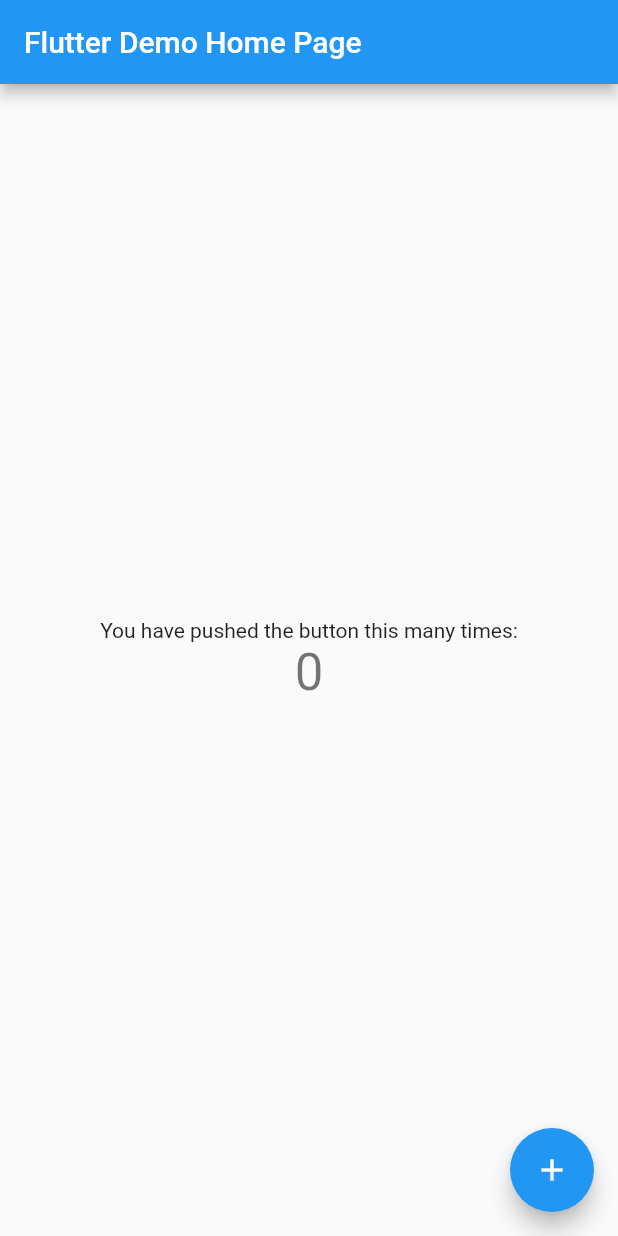
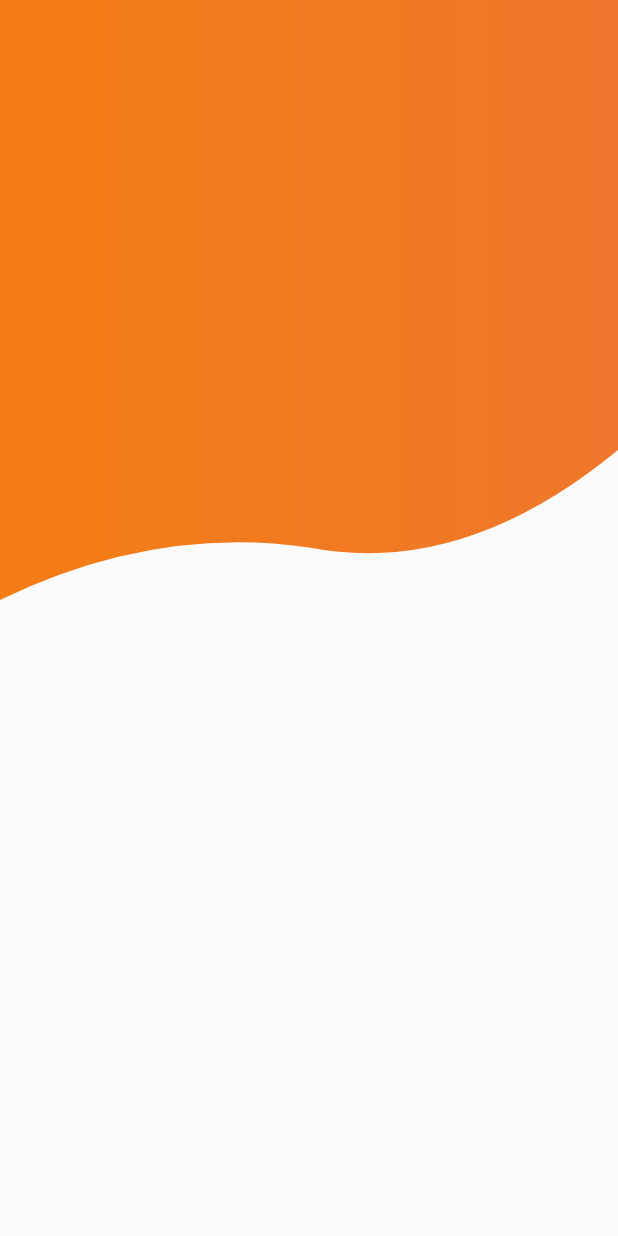
Before and after one commit to FlorianBouron/flight-list-app, a Flutter app: the screen it shows after launch, on a phone screen of 412 x 824 dp. Run offline on Flutter 3.47's test engine with Material 2 defaults, Android fonts, the phone set to English and light mode, and no system bars.

Commit message:
Add Home screen top with custom shape clipper

```diff
--- a/lib/main.dart
+++ b/lib/main.dart
@@ -1,111 +1,15 @@
 import 'package:flutter/material.dart';
+
+import './screens/home_screen.dart';
 
 void main() => runApp(MyApp());
 
 class MyApp extends StatelessWidget {
-  // This widget is the root of your application.
   @override
   Widget build(BuildContext context) {
     return MaterialApp(
-      title: 'Flutter Demo',
-      theme: ThemeData(
-        // This is the theme of your application.
-        //
-        // Try running your application with "flutter run". You'll see the
-        // application has a blue toolbar. Then, without quitting the app, try
-        // changing the primarySwatch below to Colors.green and then invoke
-        // "hot reload" (press "r" in the console where you ran "flutter run",
-        // or simply save your changes to "hot reload" in a Flutter IDE).
-        // Notice that the counter didn't reset back to zero; the application
-        // is not restarted.
-        primarySwatch: Colors.blue,
-      ),
-      home: MyHomePage(title: 'Flutter Demo Home Page'),
+      title: 'Flight List',
+      home: HomeScreen(),
     );
   }
 }
-
-class MyHomePage extends StatefulWidget {
-  MyHomePage({Key key, this.title}) : super(key: key);
-
-  // This widget is the home page of your application. It is stateful, meaning
-  // that it has a State object (defined below) that contains fields that affect
-  // how it looks.
-
-  // This class is the configuration for the state. It holds the values (in this
-  // case the title) provided by the parent (in this case the App widget) and
-  // used by the build method of the State. Fields in a Widget subclass are
-  // always marked "final".
-
-  final String title;
-
-  @override
-  _MyHomePageState createState() => _MyHomePageState();
-}
-
-class _MyHomePageState extends State<MyHomePage> {
-  int _counter = 0;
-
-  void _incrementCounter() {
-    setState(() {
-      // This call to setState tells the Flutter framework that something has
-      // changed in this State, which causes it to rerun the build method below
-      // so that the display can reflect the updated values. If we changed
-      // _counter without calling setState(), then the build method would not be
-      // called again, and so nothing would appear to happen.
-      _counter++;
-    });
-  }
-
-  @override
-  Widget build(BuildContext context) {
-    // This method is rerun every time setState is called, for instance as done
-    // by the _incrementCounter method above.
-    //
-    // The Flutter framework has been optimized to make rerunning build methods
-    // fast, so that you can just rebuild anything that needs updating rather
-    // than having to individually change instances of widgets.
-    return Scaffold(
-      appBar: AppBar(
-        // Here we take the value from the MyHomePage object that was created by
-        // the App.build method, and use it to set our appbar title.
-        title: Text(widget.title),
-      ),
-      body: Center(
-        // Center is a layout widget. It takes a single child and positions it
-        // in the middle of the parent.
-        child: Column(
-          // Column is also a layout widget. It takes a list of children and
-          // arranges them vertically. By default, it sizes itself to fit its
-          // children horizontally, and tries to be as tall as its parent.
-          //
-          // Invoke "debug painting" (press "p" in the console, choose the
-          // "Toggle Debug Paint" action from the Flutter Inspector in Android
-          // Studio, or the "Toggle Debug Paint" command in Visual Studio Code)
-          // to see the wireframe for each widget.
-          //
-          // Column has various properties to control how it sizes itself and
-          // how it positions its children. Here we use mainAxisAlignment to
-          // center the children vertically; the main axis here is the vertical
-          // axis because Columns are vertical (the cross axis would be
-          // horizontal).
-          mainAxisAlignment: MainAxisAlignment.center,
-          children: <Widget>[
-            Text(
-              'You have pushed the button this many times:',
-            ),
-            Text(
-              '$_counter',
-              style: Theme.of(context).textTheme.display1,
-            ),
-          ],
-        ),
-      ),
-      floatingActionButton: FloatingActionButton(
-        onPressed: _incrementCounter,
-        tooltip: 'Increment',
-        child: Icon(Icons.add),
-      ), // This trailing comma makes auto-formatting nicer for build methods.
-    );
-  }
-}
--- /dev/null
+++ b/lib/screens/home_screen.dart
@@ -0,0 +1,16 @@
+import 'package:flutter/material.dart';
+
+import '../screens/home_screen_top.dart';
+
+class HomeScreen extends StatelessWidget {
+  @override
+  Widget build(BuildContext context) {
+    return Scaffold(
+      body: Column(
+        children: <Widget>[
+          HomeScreenTop(),
+        ],
+      ),
+    );
+  }
+}
--- /dev/null
+++ b/lib/screens/home_screen_top.dart
@@ -0,0 +1,33 @@
+import 'package:flight_list_app/style.dart';
+import "package:flutter/material.dart";
+
+import '../widgets/custom_shape_clipper.dart';
+
+class HomeScreenTop extends StatefulWidget {
+  @override
+  _HomeScreenTopState createState() => _HomeScreenTopState();
+}
+
+class _HomeScreenTopState extends State<HomeScreenTop> {
+  @override
+  Widget build(BuildContext context) {
+    return Stack(
+      children: <Widget>[
+        ClipPath(
+          clipper: CustomShapeClipper(),
+          child: Container(
+            height: 400,
+            decoration: BoxDecoration(
+              gradient: LinearGradient(
+                colors: <Color>[
+                  AppTheme.firstColor,
+                  AppTheme.secondColor,
+                ],
+              ),
+            ),
+          ),
+        ),
+      ],
+    );
+  }
+}
--- /dev/null
+++ b/lib/style.dart
@@ -0,0 +1,7 @@
+import 'package:flutter/material.dart';
+
+class AppTheme {
+  static const Color primaryColor = Color(0xFFF3791A);
+  static const Color firstColor = Color(0xFFF47D15);
+  static const Color secondColor = Color(0xFFEF772C);
+}
--- /dev/null
+++ b/lib/widgets/custom_shape_clipper.dart
@@ -0,0 +1,46 @@
+import 'package:flutter/material.dart';
+
+class CustomShapeClipper extends CustomClipper<Path> {
+  @override
+  getClip(Size size) {
+    final Path path = Path();
+    path.lineTo(0.0, size.height);
+    final Offset firstEndPoint = Offset(
+      size.width * 0.5,
+      size.height - 35,
+    );
+    final Offset firstControlPoint = Offset(
+      size.width * 0.25,
+      size.height - 50,
+    );
+    path.quadraticBezierTo(
+      firstControlPoint.dx,
+      firstControlPoint.dy,
+      firstEndPoint.dx,
+      firstEndPoint.dy,
+    );
+    final Offset secondEndPoint = Offset(
+      size.width,
+      size.height * 0.75,
+    );
+    final Offset secondControlPoint = Offset(
+      size.width * 0.75,
+      size.height - 15,
+    );
+    path.quadraticBezierTo(
+      secondControlPoint.dx,
+      secondControlPoint.dy,
+      secondEndPoint.dx,
+      secondEndPoint.dy,
+    );
+    path.lineTo(size.width, size.height);
+    path.lineTo(size.width, 0.0);
+    path.close();
+    return path;
+  }
+
+  @override
+  bool shouldReclip(CustomClipper oldClipper) {
+    return false;
+  }
+}
```
